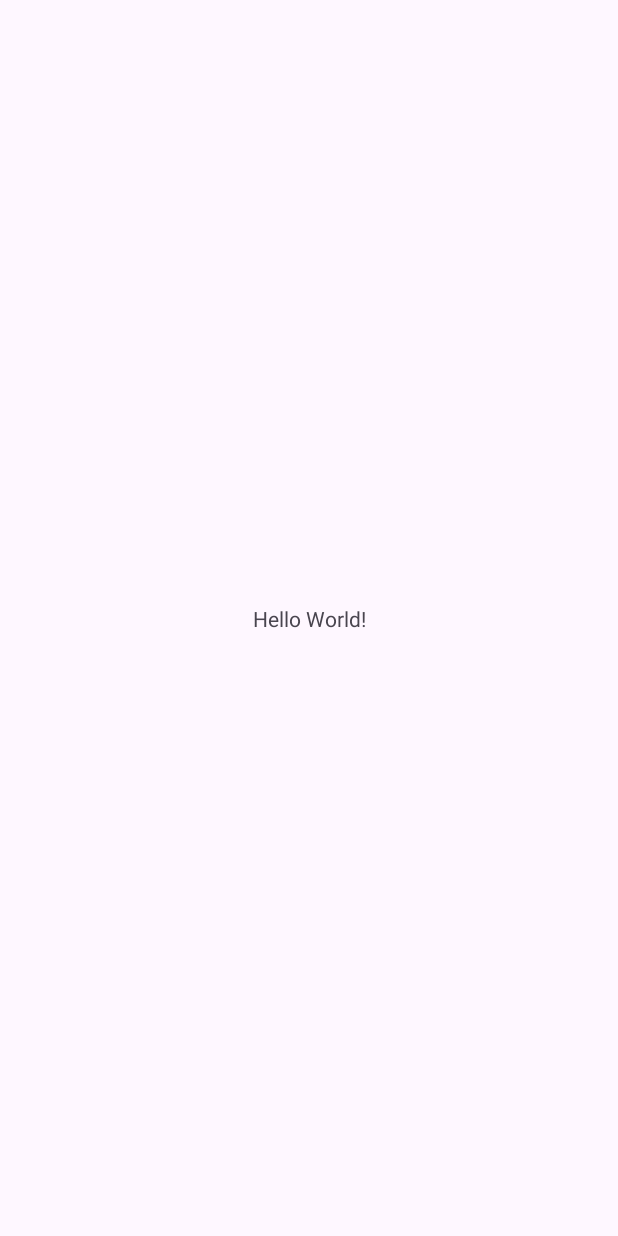
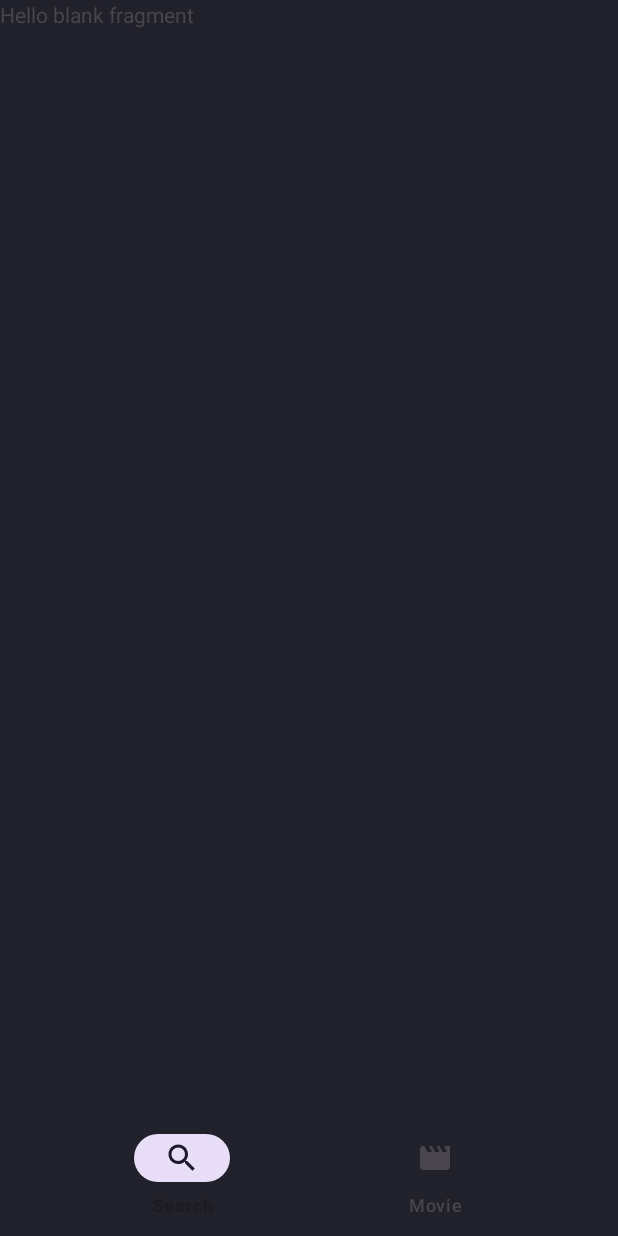
Before and after one commit to SigitOkta/Filem, an Android app: the screen it shows after launch (MainActivity), on a phone screen of 412 x 824 dp. Before the commit the screen is almost empty. Run offline under Robolectric (Android 15) with nearby library versions, the phone set to English and light mode, and no system bars; our stand-ins replace Dagger/Hilt's generated code, navigation-ui.

Commit message:
add bottom navbar

```diff
--- a/app/src/main/java/com/so/filem/ui/MainActivity.kt
+++ b/app/src/main/java/com/so/filem/ui/MainActivity.kt
@@ -1,7 +1,8 @@
 package com.so.filem.ui
 
-import androidx.appcompat.app.AppCompatActivity
 import android.os.Bundle
+import androidx.navigation.findNavController
+import androidx.navigation.ui.setupWithNavController
 import com.so.filem.R
 import com.so.filem.databinding.ActivityMainBinding
 import com.so.filem.ui.base.BaseActivity
@@ -13,5 +14,8 @@ class MainActivity : BaseActivity<ActivityMainBinding>(ActivityMainBinding::infl
     override fun onCreate(savedInstanceState: Bundle?) {
         super.onCreate(savedInstanceState)
         supportActionBar?.hide()
+        val navController = findNavController(R.id.nav_host_fragment)
+        binding.bottomNav.setupWithNavController(navController)
+
     }
 }
--- /dev/null
+++ b/app/src/main/res/drawable/ic_movie.xml
@@ -0,0 +1,5 @@
+<vector android:height="24dp" android:tint="#000000"
+    android:viewportHeight="24" android:viewportWidth="24"
+    android:width="24dp" xmlns:android="http://schemas.android.com/apk/res/android">
+    <path android:fillColor="@android:color/white" android:pathData="M18,4l2,4h-3l-2,-4h-2l2,4h-3l-2,-4H8l2,4H7L5,4H4c-1.1,0 -1.99,0.9 -1.99,2L2,18c0,1.1 0.9,2 2,2h16c1.1,0 2,-0.9 2,-2V4h-4z"/>
+</vector>
--- /dev/null
+++ b/app/src/main/res/drawable/ic_search.xml
@@ -0,0 +1,5 @@
+<vector android:height="24dp" android:tint="#000000"
+    android:viewportHeight="24" android:viewportWidth="24"
+    android:width="24dp" xmlns:android="http://schemas.android.com/apk/res/android">
+    <path android:fillColor="@android:color/white" android:pathData="M15.5,14h-0.79l-0.28,-0.27C15.41,12.59 16,11.11 16,9.5 16,5.91 13.09,3 9.5,3S3,5.91 3,9.5 5.91,16 9.5,16c1.61,0 3.09,-0.59 4.23,-1.57l0.27,0.28v0.79l5,4.99L20.49,19l-4.99,-5zM9.5,14C7.01,14 5,11.99 5,9.5S7.01,5 9.5,5 14,7.01 14,9.5 11.99,14 9.5,14z"/>
+</vector>
--- a/app/src/main/res/layout/activity_main.xml
+++ b/app/src/main/res/layout/activity_main.xml
@@ -4,15 +4,31 @@
     xmlns:tools="http://schemas.android.com/tools"
     android:layout_width="match_parent"
     android:layout_height="match_parent"
+    android:background="@color/dark_black"
     tools:context=".ui.MainActivity">
 
-    <TextView
-        android:layout_width="wrap_content"
+
+    <fragment
+        android:id="@+id/nav_host_fragment"
+        android:name="androidx.navigation.fragment.NavHostFragment"
+        android:layout_width="match_parent"
+        android:layout_height="match_parent"
+        app:defaultNavHost="true"
+        app:layout_constraintBottom_toBottomOf="parent"
+        app:layout_constraintLeft_toLeftOf="parent"
+        app:layout_constraintRight_toRightOf="parent"
+        app:layout_constraintTop_toTopOf="parent"
+        app:navGraph="@navigation/bottom_navigation" />
+
+    <com.google.android.material.bottomnavigation.BottomNavigationView
+        android:id="@+id/bottomNav"
+        android:layout_width="match_parent"
         android:layout_height="wrap_content"
-        android:text="Hello World!"
+        android:background="@color/dark_black"
+        android:layout_alignParentBottom="true"
         app:layout_constraintBottom_toBottomOf="parent"
         app:layout_constraintEnd_toEndOf="parent"
         app:layout_constraintStart_toStartOf="parent"
-        app:layout_constraintTop_toTopOf="parent" />
-
+        app:menu="@menu/menu_bottom"
+        android:scrollIndicators="left"/>
 </androidx.constraintlayout.widget.ConstraintLayout>
--- /dev/null
+++ b/app/src/main/res/menu/menu_bottom.xml
@@ -0,0 +1,13 @@
+<?xml version="1.0" encoding="utf-8"?>
+<menu xmlns:android="http://schemas.android.com/apk/res/android">
+
+    <item
+        android:id="@+id/navigation_search"
+        android:icon="@drawable/ic_search"
+        android:title="@string/en_text_search"  />
+
+    <item
+        android:id="@+id/navigation_movie"
+        android:icon="@drawable/ic_movie"
+        android:title="@string/en_text_movie"  />
+</menu>
--- /dev/null
+++ b/app/src/main/res/navigation/bottom_navigation.xml
@@ -0,0 +1,20 @@
+<?xml version="1.0" encoding="utf-8"?>
+<navigation xmlns:android="http://schemas.android.com/apk/res/android"
+    xmlns:app="http://schemas.android.com/apk/res-auto"
+    xmlns:tools="http://schemas.android.com/tools"
+    android:id="@+id/bottom_navigation"
+    app:startDestination="@+id/navigation_search">
+
+    <fragment
+        android:id="@+id/navigation_search"
+        android:name="com.so.filem.ui.search.SearchFragment"
+        android:label="@string/en_text_search"
+        tools:layout="@layout/fragment_search" />
+
+    <fragment
+        android:id="@+id/navigation_movie"
+        android:name="com.so.filem.ui.movie.MovieFragment"
+        android:label="@string/en_text_movie"
+        tools:layout="@layout/fragment_movie" />
+
+</navigation>
--- a/app/src/main/res/values/colors.xml
+++ b/app/src/main/res/values/colors.xml
@@ -2,4 +2,7 @@
 <resources>
     <color name="black">#FF000000</color>
     <color name="white">#FFFFFFFF</color>
+    <color name="dark_black">#21212B</color>
+    <color name="dark_toolbar">#191920</color>
+    <color name="dark_gray">#2A2A35</color>
 </resources>
--- a/app/src/main/res/values/strings.xml
+++ b/app/src/main/res/values/strings.xml
@@ -1,5 +1,10 @@
 <resources>
     <string name="app_name">Filem</string>
-    <!-- TODO: Remove or change this placeholder text -->
+    <string name="en_text_welcome">Welcome </string>
+    <string name="en_text_username">username </string>
+    <string name="en_text_greeting">Let\'s relax and watch movie !</string>
+    <string name="en_text_movie">Movie</string>
+    <string name="en_text_tv">TV Show</string>
     <string name="hello_blank_fragment">Hello blank fragment</string>
+    <string name="en_text_search">Search</string>
 </resources>
```
